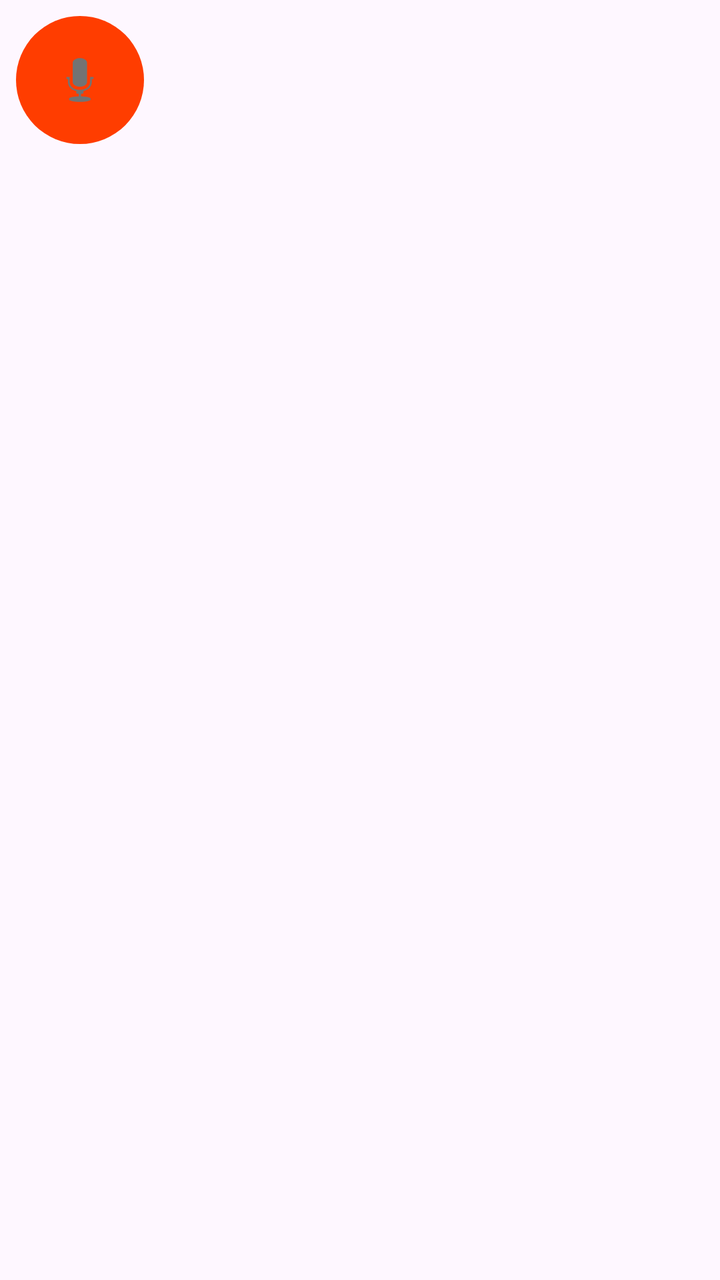
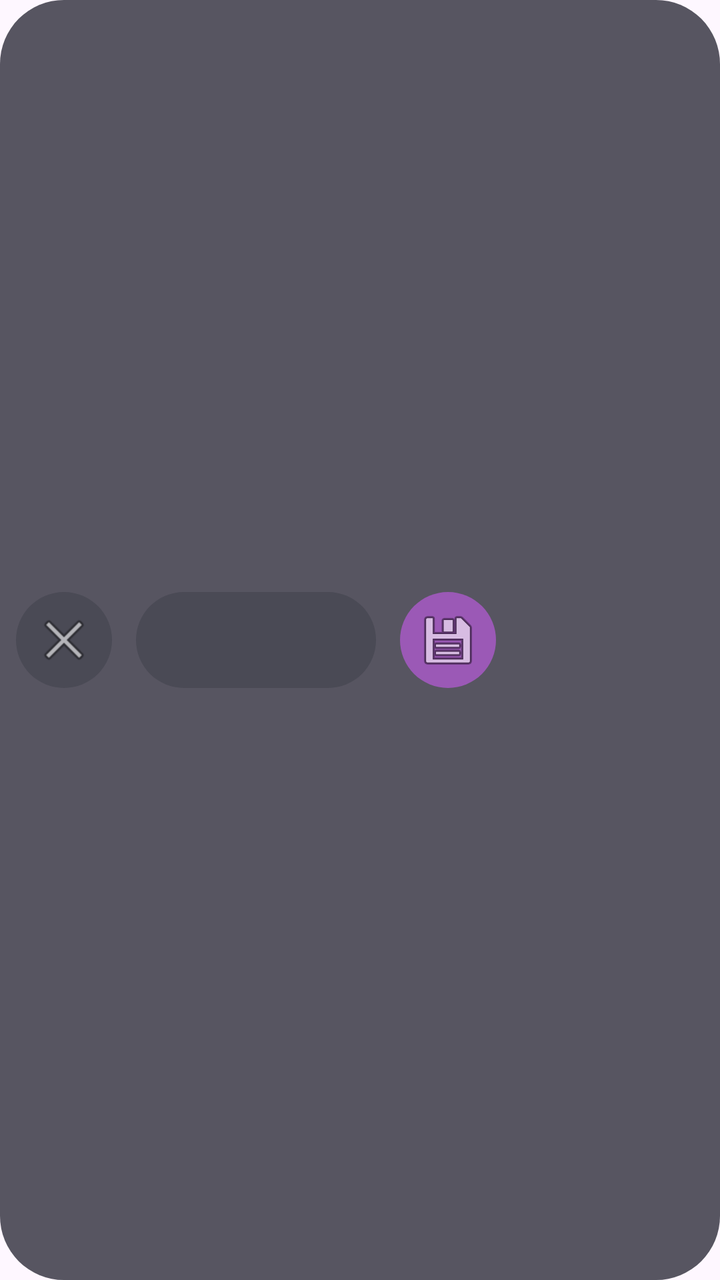

The first picture is an Android layout as it rendered before a commit; the second is the same layout after the commit. The layout source and the unified diff follow.
<!-- AndroidManifest.xml: application theme Theme.Wysawyg -->
<!-- res/layout/overlay_button.xml -->
<?xml version="1.0" encoding="utf-8"?>
<FrameLayout xmlns:android="http://schemas.android.com/apk/res/android"
    android:layout_width="wrap_content"
    android:layout_height="wrap_content"
    android:padding="8dp">

    <ImageButton
        android:id="@+id/recordButton"
        android:layout_width="64dp"
        android:layout_height="64dp"
        android:background="@drawable/circle_button"
        android:src="@android:drawable/ic_btn_speak_now"
        android:contentDescription="Record" />

</FrameLayout>
<!-- resources referenced by this layout -->
<resources>
  <!-- drawable circle_button (drawable) -->
  <?xml version="1.0" encoding="utf-8"?>
  <shape xmlns:android="http://schemas.android.com/apk/res/android"
      android:shape="oval">
      <solid android:color="#FF3D00" />
      <size
          android:width="64dp"
          android:height="64dp" />
  </shape>
  <style name="Theme.Wysawyg" parent="Theme.Material3.DayNight.NoActionBar">
          <item name="colorPrimary">@color/purple_500</item>
          <item name="colorPrimaryVariant">@color/purple_700</item>
          <item name="colorOnPrimary">@color/white</item>
      </style>
  <color name="purple_500">#FF6200EE</color>
  <color name="purple_700">#FF3700B3</color>
  <color name="white">#FFFFFFFF</color>
</resources>

<!-- the commit's change to res/layout/overlay_button.xml (unified diff, before → after) -->
@@ -1,15 +1,38 @@
 <?xml version="1.0" encoding="utf-8"?>
-<FrameLayout xmlns:android="http://schemas.android.com/apk/res/android"
+<LinearLayout xmlns:android="http://schemas.android.com/apk/res/android"
+    android:id="@+id/overlayContainer"
     android:layout_width="wrap_content"
     android:layout_height="wrap_content"
-    android:padding="8dp">
+    android:orientation="horizontal"
+    android:gravity="center_vertical"
+    android:padding="8dp"
+    android:background="@drawable/overlay_background"
+    android:visibility="visible">
 
     <ImageButton
-        android:id="@+id/recordButton"
-        android:layout_width="64dp"
-        android:layout_height="64dp"
-        android:background="@drawable/circle_button"
-        android:src="@android:drawable/ic_btn_speak_now"
-        android:contentDescription="Record" />
+        android:id="@+id/cancelButton"
+        android:layout_width="48dp"
+        android:layout_height="48dp"
+        android:background="@drawable/circle_button_dark"
+        android:src="@android:drawable/ic_menu_close_clear_cancel"
+        android:contentDescription="Cancel"
+        android:padding="12dp" />
 
-</FrameLayout>
+    <View
+        android:id="@+id/waveformView"
+        android:layout_width="120dp"
+        android:layout_height="48dp"
+        android:layout_marginStart="12dp"
+        android:layout_marginEnd="12dp"
+        android:background="@drawable/waveform_background" />
+
+    <ImageButton
+        android:id="@+id/acceptButton"
+        android:layout_width="48dp"
+        android:layout_height="48dp"
+        android:background="@drawable/circle_button_accent"
+        android:src="@android:drawable/ic_menu_save"
+        android:contentDescription="Accept"
+        android:padding="12dp" />
+
+</LinearLayout>
<!-- resource entries referenced after the edit -->
@@ -1,13 +1,35 @@
 <!-- resources referenced by this layout -->
 <resources>
-  <!-- drawable circle_button (drawable) -->
+  <!-- drawable circle_button_accent (drawable) -->
   <?xml version="1.0" encoding="utf-8"?>
   <shape xmlns:android="http://schemas.android.com/apk/res/android"
       android:shape="oval">
-      <solid android:color="#FF3D00" />
-      <size
-          android:width="64dp"
-          android:height="64dp" />
+      <solid android:color="#FF9B59B6" />
+  </shape>
+  <!-- drawable circle_button_dark (drawable) -->
+  <?xml version="1.0" encoding="utf-8"?>
+  <shape xmlns:android="http://schemas.android.com/apk/res/android"
+      android:shape="oval">
+      <solid android:color="#FF4A4A55" />
+  </shape>
+  <!-- drawable overlay_background (drawable) -->
+  <?xml version="1.0" encoding="utf-8"?>
+  <shape xmlns:android="http://schemas.android.com/apk/res/android"
+      android:shape="rectangle">
+      <solid android:color="#CC2D2D3A" />
+      <corners android:radius="32dp" />
+      <padding
+          android:left="8dp"
+          android:top="8dp"
+          android:right="8dp"
+          android:bottom="8dp" />
+  </shape>
+  <!-- drawable waveform_background (drawable) -->
+  <?xml version="1.0" encoding="utf-8"?>
+  <shape xmlns:android="http://schemas.android.com/apk/res/android"
+      android:shape="rectangle">
+      <solid android:color="#FF4A4A55" />
+      <corners android:radius="24dp" />
   </shape>
   <style name="Theme.Wysawyg" parent="Theme.Material3.DayNight.NoActionBar">
           <item name="colorPrimary">@color/purple_500</item>
